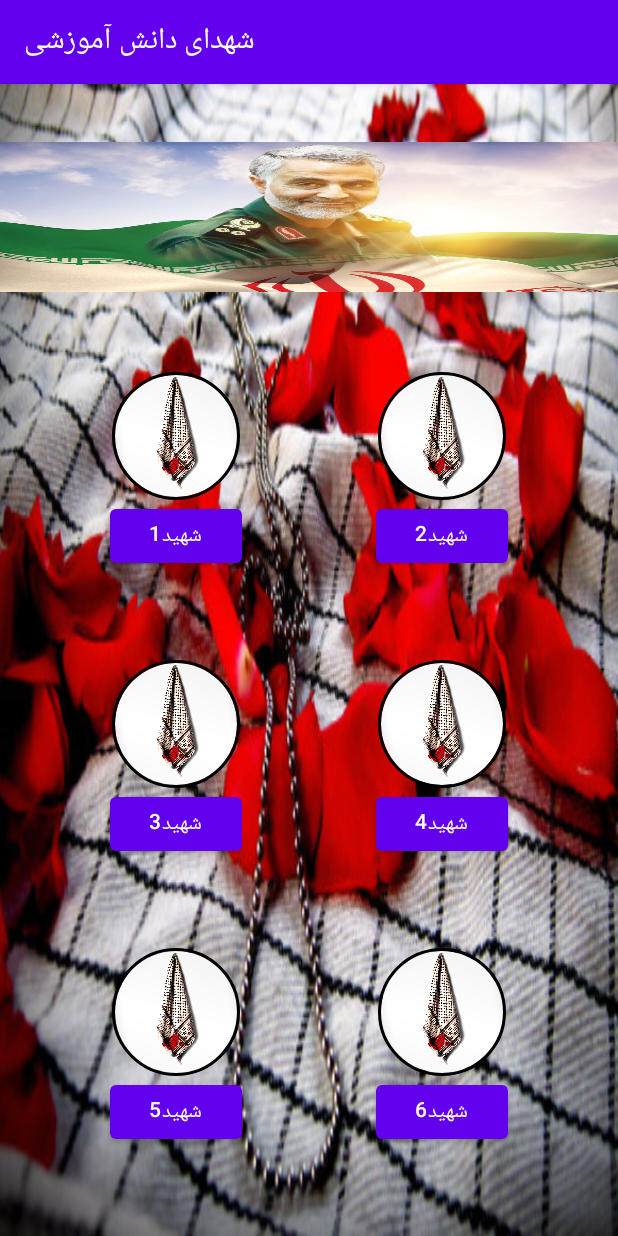
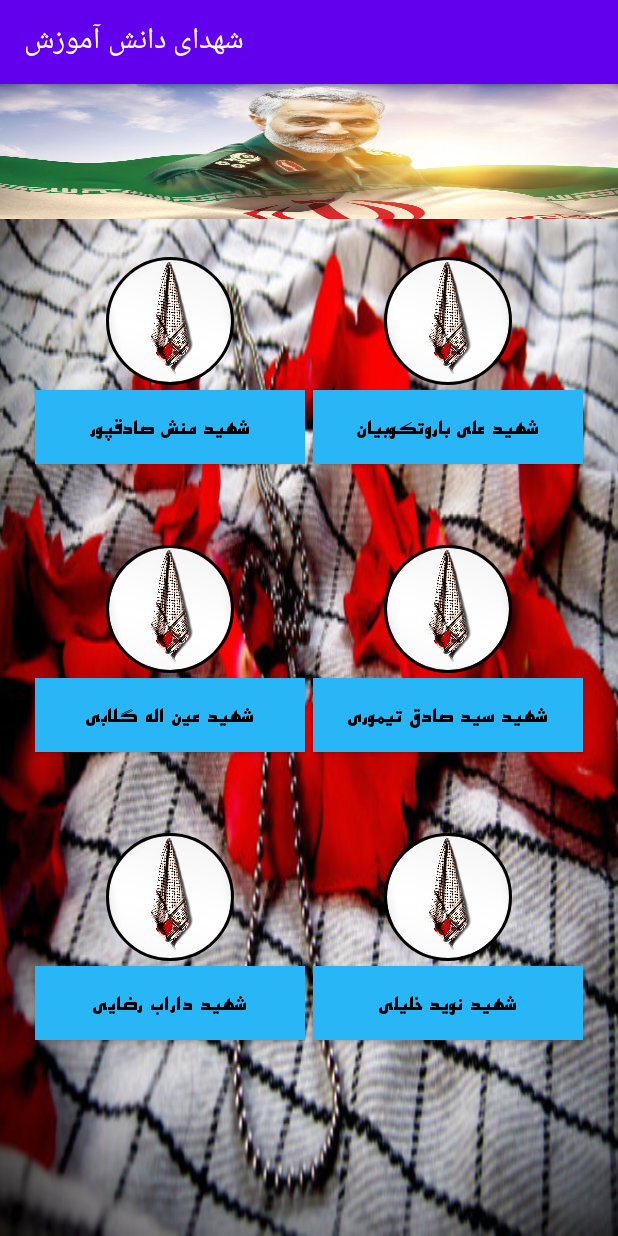
Before and after one commit to m-nemati/studentSh, an Android app: the MainActivity screen opened directly, with no data from a screen before it, on a phone screen of 412 x 824 dp. Run offline under Robolectric (Android 15) with nearby library versions, the phone set to English and light mode, and no system bars; our stand-ins replace CircleImageView.

Commit message:
a few edit done!

```diff
--- a/app/src/main/java/ir/rahmatabad/shahid3768/MainActivity.kt
+++ b/app/src/main/java/ir/rahmatabad/shahid3768/MainActivity.kt
@@ -1,11 +1,25 @@
 package ir.rahmatabad.shahid3768
 
+import android.media.MediaPlayer
 import androidx.appcompat.app.AppCompatActivity
 import android.os.Bundle
 
 class MainActivity : AppCompatActivity() {
+
+    private lateinit var media1: MediaPlayer
+
     override fun onCreate(savedInstanceState: Bundle?) {
         super.onCreate(savedInstanceState)
         setContentView(R.layout.activity_main)
+
+
+        media1 = MediaPlayer.create(this, R.raw.hadadian)
+        media1.start()
     }
-}
+
+    override fun onStop() {
+        media1.stop()
+        super.onStop()
+    }
+
+    }
--- a/app/src/main/res/layout/activity_main.xml
+++ b/app/src/main/res/layout/activity_main.xml
@@ -5,8 +5,10 @@
     android:background="@drawable/mainback"
     android:layout_width="match_parent"
     android:layout_height="match_parent"
+    android:layoutDirection="rtl"
     tools:context=".MainActivity">
 
+    <!-- ********* GuideLines ******************* -->
     <androidx.constraintlayout.widget.Guideline
         android:id="@+id/glhb1"
         android:layout_width="wrap_content"
@@ -19,42 +21,42 @@
         android:layout_width="wrap_content"
         android:layout_height="wrap_content"
         android:orientation="horizontal"
-        app:layout_constraintGuide_percent="0.05" />
+        app:layout_constraintGuide_percent="0.00" />
 
     <androidx.constraintlayout.widget.Guideline
         android:id="@+id/glhb3"
         android:layout_width="wrap_content"
         android:layout_height="wrap_content"
         android:orientation="horizontal"
-        app:layout_constraintGuide_percent="0.25" />
+        app:layout_constraintGuide_percent="0.15" />
 
     <androidx.constraintlayout.widget.Guideline
         android:id="@+id/glhb4"
         android:layout_width="wrap_content"
         android:layout_height="wrap_content"
         android:orientation="horizontal"
-        app:layout_constraintGuide_percent="0.5" />
+        app:layout_constraintGuide_percent="0.4" />
 
     <androidx.constraintlayout.widget.Guideline
         android:id="@+id/glhb5"
         android:layout_width="wrap_content"
         android:layout_height="wrap_content"
         android:orientation="horizontal"
-        app:layout_constraintGuide_percent="0.75" />
+        app:layout_constraintGuide_percent="0.65" />
 
     <androidx.constraintlayout.widget.Guideline
         android:id="@+id/glvs1"
         android:layout_width="wrap_content"
         android:layout_height="wrap_content"
         android:orientation="vertical"
-        app:layout_constraintGuide_percent="0.07" />
+        app:layout_constraintGuide_percent="0.05" />
 
     <androidx.constraintlayout.widget.Guideline
         android:id="@+id/glve1"
         android:layout_width="wrap_content"
         android:layout_height="wrap_content"
         android:orientation="vertical"
-        app:layout_constraintGuide_percent="0.93" />
+        app:layout_constraintGuide_percent="0.95" />
 
     <androidx.constraintlayout.widget.Guideline
         android:id="@+id/glvcenter"
@@ -66,7 +68,7 @@
     <ImageView
         android:id="@+id/imageView2"
         android:layout_width="match_parent"
-        android:layout_height="100dp"
+        android:layout_height="90dp"
         android:scaleType="fitXY"
         app:layout_constraintEnd_toStartOf="@+id/glve1"
         app:layout_constraintStart_toStartOf="@+id/glvs1"
@@ -143,54 +145,84 @@
     <!-- ******************* Buttons *********************-->
     <Button
         android:id="@+id/btn_sh1"
-        android:layout_width="wrap_content"
+        android:layout_width="@dimen/btn_width"
         android:layout_height="wrap_content"
         android:text="@string/btn_sh1"
+        android:background="@color/red_500"
+        app:backgroundTint="@null"
+        android:textColor="@color/black"
+        android:fontFamily="@font/font"
+        android:layout_marginTop="3dp"
         app:layout_constraintEnd_toEndOf="@+id/profile_image"
         app:layout_constraintStart_toStartOf="@+id/profile_image"
         app:layout_constraintTop_toBottomOf="@+id/profile_image" />
 
     <Button
         android:id="@+id/btn_sh2"
-        android:layout_width="wrap_content"
+        android:layout_width="@dimen/btn_width"
         android:layout_height="wrap_content"
         android:text="@string/btn_sh2"
+        android:background="@color/red_500"
+        app:backgroundTint="@null"
+        android:textColor="@color/black"
+        android:fontFamily="@font/font"
+        android:layout_marginTop="3dp"
         app:layout_constraintEnd_toEndOf="@+id/profile_image2"
         app:layout_constraintStart_toStartOf="@+id/profile_image2"
         app:layout_constraintTop_toBottomOf="@+id/profile_image2" />
 
     <Button
         android:id="@+id/btn_sh3"
-        android:layout_width="wrap_content"
+        android:layout_width="@dimen/btn_width"
         android:layout_height="wrap_content"
         android:text="@string/btn_sh3"
+        android:background="@color/red_500"
+        app:backgroundTint="@null"
+        android:textColor="@color/black"
+        android:fontFamily="@font/font"
+        android:layout_marginTop="3dp"
         app:layout_constraintEnd_toEndOf="@+id/profile_image3"
         app:layout_constraintStart_toStartOf="@+id/profile_image3"
         app:layout_constraintTop_toBottomOf="@+id/profile_image3" />
 
     <Button
         android:id="@+id/btn_sh4"
-        android:layout_width="wrap_content"
+        android:layout_width="@dimen/btn_width"
         android:layout_height="wrap_content"
         android:text="@string/btn_sh4"
+        android:background="@color/red_500"
+        app:backgroundTint="@null"
+        android:textColor="@color/black"
+        android:fontFamily="@font/font"
+        android:layout_marginTop="3dp"
         app:layout_constraintEnd_toEndOf="@+id/profile_image4"
         app:layout_constraintStart_toStartOf="@+id/profile_image4"
         app:layout_constraintTop_toBottomOf="@+id/profile_image4" />
 
     <Button
         android:id="@+id/btn_sh5"
-        android:layout_width="wrap_content"
+        android:layout_width="@dimen/btn_width"
         android:layout_height="wrap_content"
         android:text="@string/btn_sh5"
+        android:background="@color/red_500"
+        app:backgroundTint="@null"
+        android:textColor="@color/black"
+        android:fontFamily="@font/font"
+        android:layout_marginTop="3dp"
         app:layout_constraintEnd_toEndOf="@+id/profile_image5"
         app:layout_constraintStart_toStartOf="@+id/profile_image5"
         app:layout_constraintTop_toBottomOf="@+id/profile_image5" />
 
     <Button
         android:id="@+id/btn_sh6"
-        android:layout_width="wrap_content"
+        android:layout_width="@dimen/btn_width"
         android:layout_height="wrap_content"
         android:text="@string/btn_sh6"
+        android:background="@color/red_500"
+        app:backgroundTint="@null"
+        android:textColor="@color/black"
+        android:fontFamily="@font/font"
+        android:layout_marginTop="3dp"
         app:layout_constraintEnd_toEndOf="@+id/profile_image6"
         app:layout_constraintStart_toStartOf="@+id/profile_image6"
         app:layout_constraintTop_toBottomOf="@+id/profile_image6" />
--- a/app/src/main/res/layout/activity_splash.xml
+++ b/app/src/main/res/layout/activity_splash.xml
@@ -68,5 +68,18 @@
         app:layout_constraintStart_toStartOf="@+id/txt_title1"
         app:layout_constraintTop_toBottomOf="@+id/txt_title1" />
 
+    <ImageView
+        android:id="@+id/imageView"
+        android:layout_width="match_parent"
+        android:layout_height="100dp"
+        android:layout_marginStart="@dimen/margin_high"
+        android:layout_marginEnd="@dimen/margin_high"
+        android:layout_marginTop="90dp"
+        android:src="@drawable/baner"
+        android:scaleType="fitXY"
+        app:layout_constraintEnd_toStartOf="@+id/glV2"
+        app:layout_constraintStart_toStartOf="@+id/glV1"
+        app:layout_constraintTop_toBottomOf="@+id/profile_image"/>
+
 
 </androidx.constraintlayout.widget.ConstraintLayout>
--- a/app/src/main/res/values/colors.xml
+++ b/app/src/main/res/values/colors.xml
@@ -9,4 +9,5 @@
     <color name="white">#FFFFFFFF</color>
     <color name="light_green_700">#64DD17</color>
     <color name="blue_400">#3D5AFE</color>
+    <color name="red_500">#29B6F6</color>
 </resources>
--- a/app/src/main/res/values/dimens.xml
+++ b/app/src/main/res/values/dimens.xml
@@ -2,4 +2,5 @@
 <resources>
     <dimen name="margin_high">30dp</dimen>
     <dimen name="margin_low">10dp</dimen>
+    <dimen name="btn_width">180dp</dimen>
 </resources>
--- a/app/src/main/res/values/strings.xml
+++ b/app/src/main/res/values/strings.xml
@@ -1,13 +1,13 @@
 <resources>
-    <string name="app_name">شهدای دانش آموزشی</string>
-    <string name="title1">شهدای دانش آموزی</string>
+    <string name="app_name">شهدای دانش آموزش</string>
+    <string name="title1">شهدای دانش آموز</string>
     <string name="title2">منطقه رحمت آباد و بلوکات</string>
 
-    <string name="btn_sh1">شهید1</string>
-    <string name="btn_sh2">شهید2</string>
-    <string name="btn_sh3">شهید3</string>
-    <string name="btn_sh4">شهید4</string>
-    <string name="btn_sh5">شهید5</string>
-    <string name="btn_sh6">شهید6</string>
+    <string name="btn_sh1">شهید علی باروتکوبیان</string>
+    <string name="btn_sh2">شهید منش صادقپور</string>
+    <string name="btn_sh3">شهید سید صادق تیموری</string>
+    <string name="btn_sh4">شهید عین اله گلابی</string>
+    <string name="btn_sh5">شهید نوید خلیلی</string>
+    <string name="btn_sh6">شهید داراب رضایی</string>
 
 </resources>
```
Also changed, not shown: app/src/main/res/drawable/baner.png (added), 1 other file.
